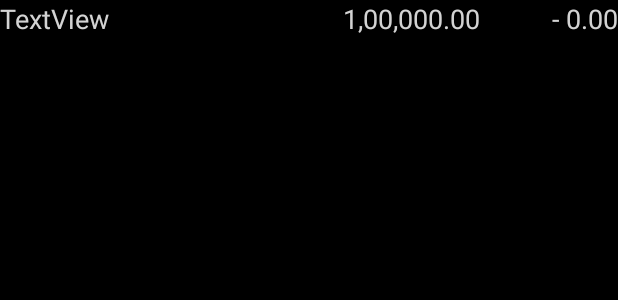
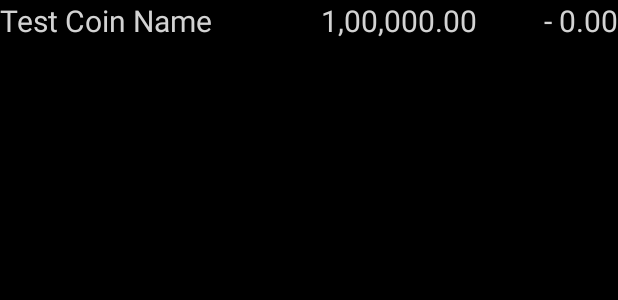
Before and after one commit to delacruzkb/Krypto, an Android app: the layout home_screen_list_item.xml on its own in the app's theme, with its tools: preview values and no code run, on a phone screen of 412 x 824 dp. Shown: the top 300 px of the screen. Run offline under Robolectric (Android 15) with nearby library versions, the phone set to English and light mode, and no system bars.

Commit message:
moved buttons to the top and made font for the list a bit bigger

```diff
--- a/app/src/main/res/layout/home_screen_list_item.xml
+++ b/app/src/main/res/layout/home_screen_list_item.xml
@@ -6,21 +6,21 @@
 
     <TextView
         android:id="@+id/currency_name"
-        android:layout_width="200dp"
+        android:layout_width="154dp"
         android:layout_height="wrap_content"
-        android:text="TextView"
+        android:text="Test Coin Name"
         android:textAlignment="viewStart"
         android:textColor="@color/text"
-        android:textSize="18sp" />
+        android:textSize="20sp" />
 
     <TextView
         android:id="@+id/currency_cost"
-        android:layout_width="120dp"
+        android:layout_width="164dp"
         android:layout_height="wrap_content"
         android:text="1,00,000.00"
         android:textAlignment="textEnd"
         android:textColor="@color/text"
-        android:textSize="18sp" />
+        android:textSize="20sp" />
 
     <TextView
         android:id="@+id/currency_change"
@@ -29,6 +29,6 @@
         android:text="- 0.00"
         android:textAlignment="textEnd"
         android:textColor="@color/text"
-        android:textSize="18sp" />
+        android:textSize="20sp" />
 
 </TableRow>
```
Also changed, not shown: app/src/main/res/layout/home_screen.xml (+12 -11 lines).
